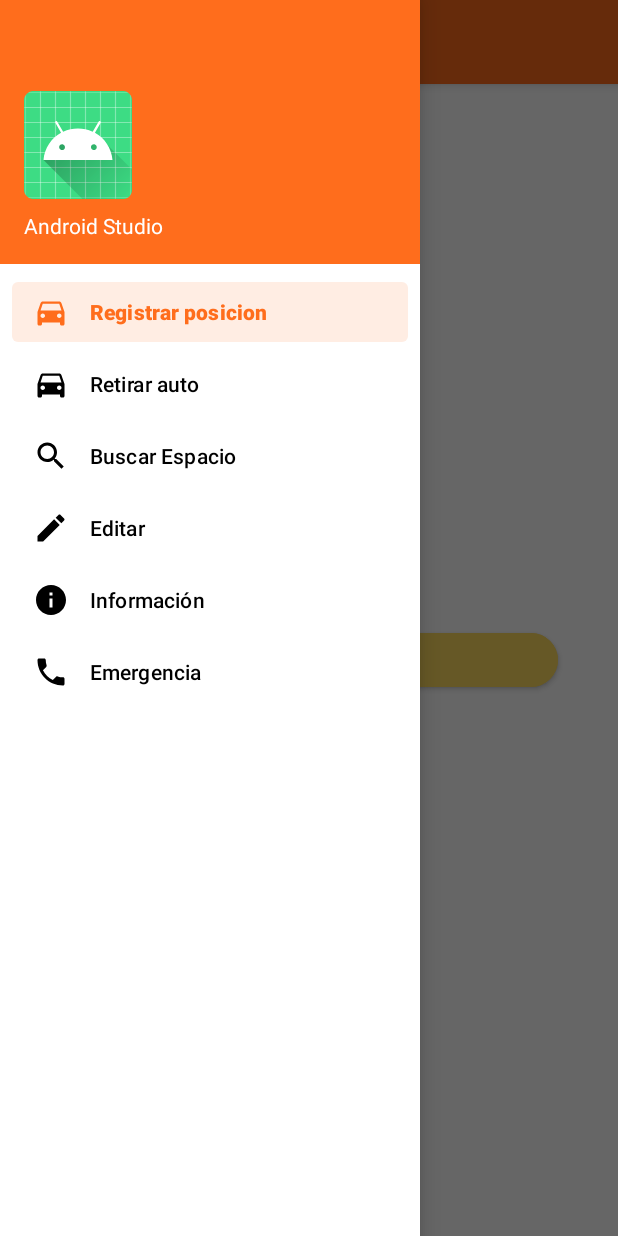
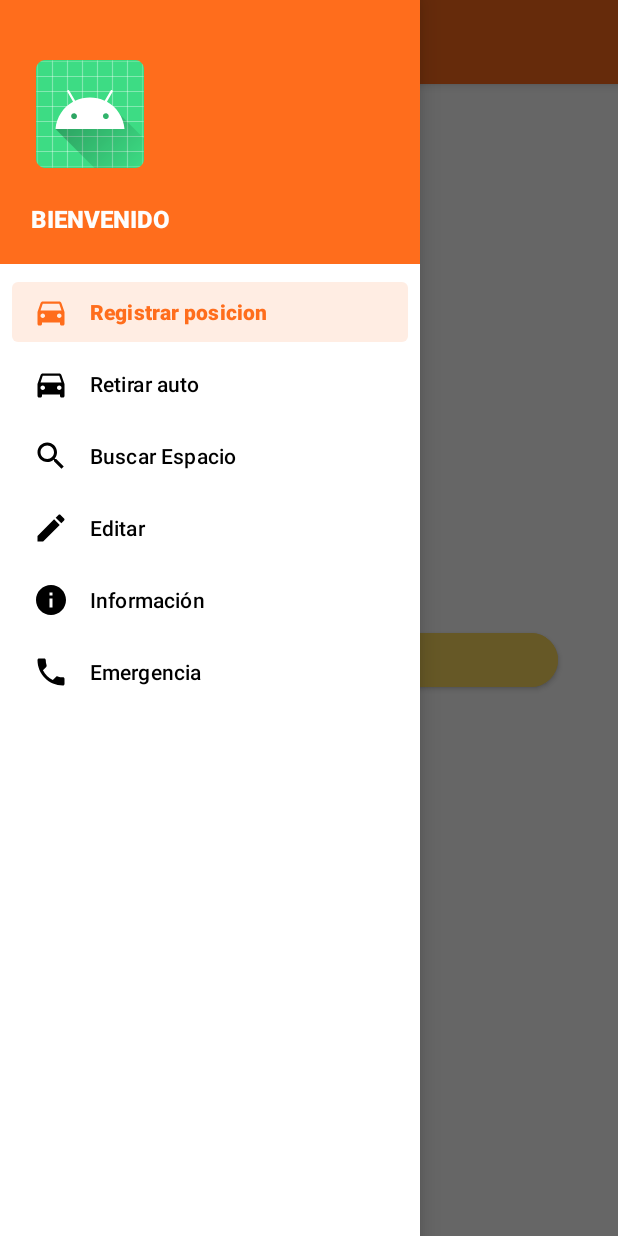
Before and after one commit to piero0090/PrograMovilFinal, an Android app: the MainActivity screen opened directly, with no data from a screen before it, with the side drawer open, on a phone screen of 412 x 824 dp. Run offline under Robolectric (Android 15) with nearby library versions, the phone set to English and light mode, and no system bars; our stand-ins replace Firebase (no records; nobody signed in at launch, a user with empty details on screens opened directly), navigation-ui; libraries missing offline, so code that uses them is left out: com.google.zxing.integration.

Commit message:
UserCode in Menu

```diff
--- a/app/src/main/java/com/example/programovilfinal/MainActivity.kt
+++ b/app/src/main/java/com/example/programovilfinal/MainActivity.kt
@@ -5,7 +5,9 @@ import android.content.ClipData
 import android.os.Bundle
 import android.view.Menu
 import android.view.MenuItem
+import android.view.View
 import android.widget.Button
+import android.widget.TextView
 import android.widget.Toast
 import com.google.android.material.snackbar.Snackbar
 import com.google.android.material.navigation.NavigationView
@@ -26,20 +28,20 @@ class MainActivity : AppCompatActivity() {
     private lateinit var appBarConfiguration: AppBarConfiguration
     private lateinit var binding: ActivityMainBinding
     override fun onCreate(savedInstanceState: Bundle?) {
+
         super.onCreate(savedInstanceState)
         EstacionamientoProvider.estacionamientoList
         binding = ActivityMainBinding.inflate(layoutInflater)
         setContentView(binding.root)
         setSupportActionBar(binding.appBarMain.toolbar)
 
-        /*
-        binding.appBarMain.fab.setOnClickListener { view ->
-            Snackbar.make(view, "Replace with your own action", Snackbar.LENGTH_LONG)
-                .setAction("Action", null).show()
-        }*/
         val drawerLayout: DrawerLayout = binding.drawerLayout
         val navView: NavigationView = binding.navView
         val navController = findNavController(R.id.nav_host_fragment_content_main)
+        //Insertar datos en el Menu Header
+        val header: View =navView.getHeaderView(0)
+        val txtnombre : TextView = header.findViewById(R.id.txtNav)
+        txtnombre.setText(intent.getStringExtra("Usercod"))
 
         appBarConfiguration = AppBarConfiguration(
             setOf(
@@ -48,16 +50,11 @@ class MainActivity : AppCompatActivity() {
         )
         setupActionBarWithNavController(navController, appBarConfiguration)
         navView.setupWithNavController(navController)
-
     }
 
     override fun onSupportNavigateUp(): Boolean {
         val navController = findNavController(R.id.nav_host_fragment_content_main)
         return navController.navigateUp(appBarConfiguration) || super.onSupportNavigateUp()
     }
-    fun initRecyclerView(){
-       // val recyclerView = findViewById<RecyclerView>(R.id.recyclerEstacionamiento)
-        //recyclerView.layoutManager = LinearLayoutManager (this)
-        //recyclerView.adapter = EstacionamientoAdapter(EstacionamientoProvider.estacionamientoList)
-    }
+
 }
--- a/app/src/main/res/layout/nav_header_main.xml
+++ b/app/src/main/res/layout/nav_header_main.xml
@@ -1,6 +1,7 @@
 <?xml version="1.0" encoding="utf-8"?>
-<LinearLayout xmlns:android="http://schemas.android.com/apk/res/android"
+<androidx.constraintlayout.widget.ConstraintLayout xmlns:android="http://schemas.android.com/apk/res/android"
     xmlns:app="http://schemas.android.com/apk/res-auto"
+    xmlns:tools="http://schemas.android.com/tools"
     android:layout_width="match_parent"
     android:layout_height="@dimen/nav_header_height"
     android:background="@drawable/side_nav_bar"
@@ -19,13 +20,47 @@
         android:layout_height="wrap_content"
         android:contentDescription="@string/nav_header_desc"
         android:paddingTop="@dimen/nav_header_vertical_spacing"
+        app:layout_constraintBottom_toBottomOf="parent"
+        app:layout_constraintEnd_toEndOf="parent"
+        app:layout_constraintHorizontal_bias="0.047"
+        app:layout_constraintStart_toStartOf="parent"
+        app:layout_constraintTop_toTopOf="parent"
+        app:layout_constraintVertical_bias="0.25"
         app:srcCompat="@mipmap/ic_launcher_round" />
 
     <TextView
-        android:layout_width="match_parent"
+        android:id="@+id/txtNav"
+        android:layout_width="wrap_content"
         android:layout_height="wrap_content"
-        android:paddingTop="@dimen/nav_header_vertical_spacing"
-        android:text="@string/nav_header_title"
-        android:textAppearance="@style/TextAppearance.AppCompat.Body1" />
+        android:fontFamily="sans-serif-medium"
 
-</LinearLayout>
+        android:text="PRUEBA01"
+        android:textAlignment="center"
+        android:textAppearance="@style/TextAppearance.AppCompat.Body1"
+        android:textColor="#FDFDFD"
+        android:textSize="16sp"
+        android:textStyle="bold"
+        app:layout_constraintBottom_toBottomOf="parent"
+        app:layout_constraintEnd_toEndOf="parent"
+        app:layout_constraintHorizontal_bias="0.05"
+        app:layout_constraintStart_toEndOf="@+id/textView"
+        app:layout_constraintTop_toTopOf="parent"
+        app:layout_constraintVertical_bias="0.97" />
+
+    <TextView
+        android:id="@+id/textView"
+        android:layout_width="wrap_content"
+        android:layout_height="wrap_content"
+        android:fontFamily="sans-serif-medium"
+        android:text="BIENVENIDO"
+        android:textColor="#FDFDFD"
+        android:textSize="16sp"
+        android:textStyle="bold"
+        app:layout_constraintBottom_toBottomOf="parent"
+        app:layout_constraintEnd_toEndOf="parent"
+        app:layout_constraintHorizontal_bias="0.028"
+        app:layout_constraintStart_toStartOf="parent"
+        app:layout_constraintTop_toBottomOf="@+id/imageView"
+        app:layout_constraintVertical_bias="0.86" />
+
+</androidx.constraintlayout.widget.ConstraintLayout>
```
